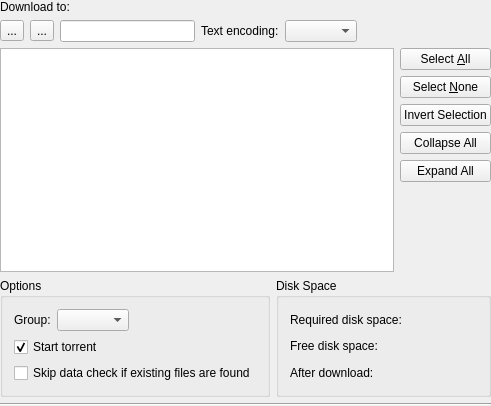
Qt form ktorrent/fileselectdlg.ui (KDE/ktorrent) before a commit.
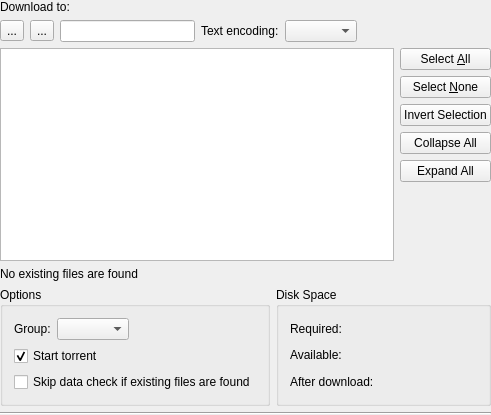
The same form after that commit. Custom widgets are drawn as their Qt base class.

Commit message: FileSelectDlg now displays if existing files are found

```diff
--- a/ktorrent/fileselectdlg.ui
+++ b/ktorrent/fileselectdlg.ui
@@ -7,7 +7,7 @@
     <x>0</x>
     <y>0</y>
     <width>491</width>
-    <height>406</height>
+    <height>415</height>
    </rect>
   </property>
   <property name="windowTitle">
@@ -141,6 +141,13 @@
      </item>
     </layout>
    </item>
+   <item>
+    <widget class="QLabel" name="m_existing_found">
+     <property name="text">
+      <string>No existing files are found</string>
+     </property>
+    </widget>
+   </item>
    <item>
     <layout class="QHBoxLayout" name="horizontalLayout_3">
      <item>
@@ -233,7 +240,7 @@
           <item>
            <widget class="QLabel" name="textLabel1">
             <property name="text">
-             <string>Required disk space:</string>
+             <string>Required:</string>
             </property>
             <property name="wordWrap">
              <bool>false</bool>
@@ -243,7 +250,7 @@
           <item>
            <widget class="QLabel" name="textLabel3">
             <property name="text">
-             <string>Free disk space:</string>
+             <string>Available:</string>
             </property>
             <property name="wordWrap">
              <bool>false</bool>
@@ -317,21 +324,21 @@
  <layoutdefault spacing="6" margin="11"/>
  <pixmapfunction>qPixmapFromMimeSource</pixmapfunction>
  <customwidgets>
-  <customwidget>
-   <class>KComboBox</class>
-   <extends>QComboBox</extends>
-   <header>kcombobox.h</header>
-  </customwidget>
-  <customwidget>
-   <class>KPushButton</class>
-   <extends>QPushButton</extends>
-   <header>kpushbutton.h</header>
-  </customwidget>
   <customwidget>
    <class>KUrlRequester</class>
    <extends>QFrame</extends>
    <header>kurlrequester.h</header>
   </customwidget>
+  <customwidget>
+   <class>KPushButton</class>
+   <extends>QPushButton</extends>
+   <header>kpushbutton.h</header>
+  </customwidget>
+  <customwidget>
+   <class>KComboBox</class>
+   <extends>QComboBox</extends>
+   <header>kcombobox.h</header>
+  </customwidget>
   <customwidget>
    <class>kt::HintLineEdit</class>
    <extends>QLineEdit</extends>
```
The commit also changes 3 other files.
